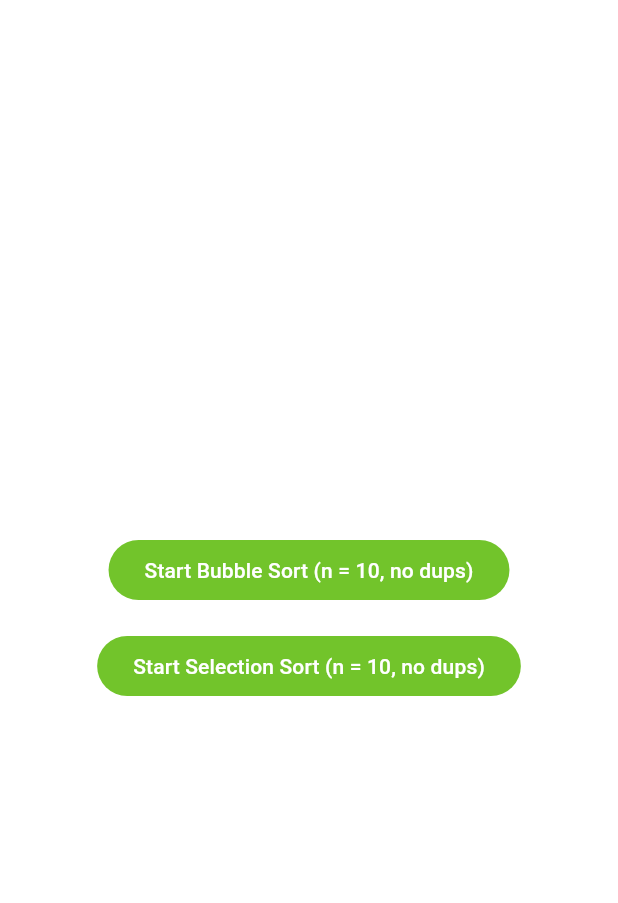
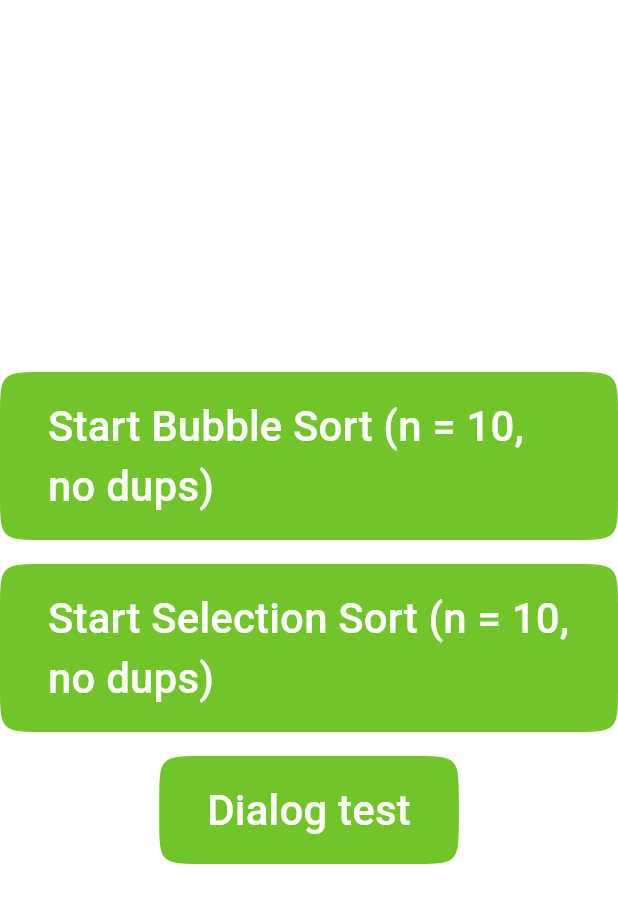
Before and after one commit to h3x4d3c1m4l/AlgoLab, a Flutter app: the screen it shows after launch, on a phone screen of 412 x 824 dp. Shown: the top 903 px of the screen. Run offline on Flutter 3.47's test engine with Material 3 defaults, Android fonts, the phone set to English and light mode, and no system bars; our stand-ins replace auto_route, fast_immutable_collections, flutter_mobx, freezed_annotation, google_fonts, mobx; generated files the repository leaves out were written again.

Commit message:
Add custom Scaffold, change fonts

```diff
--- a/lib/algo_lab_theme.dart
+++ b/lib/algo_lab_theme.dart
@@ -1,9 +1,22 @@
 import 'package:flutter/material.dart';
+import 'package:google_fonts/google_fonts.dart';
 
 class AlgoLabTheme {
+  static const Color primaryColor = Color(0xFF72C42B);
 
   static ThemeData get theme => ThemeData.from(
-    colorScheme: ColorScheme.highContrastLight(primary: Color(0xFF72C42B)),
+    colorScheme: ColorScheme.highContrastLight(primary: primaryColor),
+  ).copyWith(
+    textTheme: GoogleFonts.enriquetaTextTheme().copyWith(
+      headlineSmall: GoogleFonts.sueEllenFrancisco(fontSize: 48),
+      labelLarge: GoogleFonts.sueEllenFrancisco(fontSize: 28),
+    ),
+    dialogTheme: DialogThemeData(
+      shape: ContinuousRectangleBorder(borderRadius: BorderRadiusGeometry.circular(64))
+    ),
+    filledButtonTheme: FilledButtonThemeData(style: FilledButton.styleFrom(
+      padding: EdgeInsets.symmetric(horizontal: 32, vertical: 16),
+      shape: ContinuousRectangleBorder(borderRadius: BorderRadiusGeometry.circular(32)),
+    )),
   );
-
 }
--- /dev/null
+++ b/lib/views/components/algo_lab_scaffold.dart
@@ -0,0 +1,60 @@
+import 'package:flutter/material.dart';
+
+class AlgoLabScaffold extends StatelessWidget {
+
+  final Widget? appBarLeading;
+  final String? appBarTitle;
+  final Widget? appBarTrailing;
+  final Widget body;
+  final Widget? bottomBarLeading;
+  final Widget? bottomBarMiddle;
+  final Widget? bottomBarTrailing;
+
+  const AlgoLabScaffold({super.key, this.appBarLeading, this.appBarTitle, this.appBarTrailing, required this.body, this.bottomBarLeading, this.bottomBarMiddle, this.bottomBarTrailing});
+
+  @override
+  Widget build(BuildContext context) {
+    return Scaffold(
+      appBar: _AppBar(
+        leading: appBarLeading,
+        middle: appBarTitle != null ? Text(appBarTitle!, style: Theme.of(context).textTheme.titleLarge) : null,
+        trailing: appBarTrailing,
+      ),
+      body: Align(
+        alignment: Alignment.topCenter,
+        child: SizedBox(width: 1200, child: body),
+      ),
+      bottomNavigationBar: _AppBar(leading: bottomBarLeading, middle: bottomBarMiddle, trailing: bottomBarTrailing),
+    );
+  }
+
+}
+
+class _AppBar extends StatelessWidget implements PreferredSizeWidget {
+
+  final Widget? leading;
+  final Widget? middle;
+  final Widget? trailing;
+
+  const _AppBar({this.leading, this.middle, this.trailing});
+
+  @override
+  Widget build(BuildContext context) {
+    return Container(
+      height: 64,
+      alignment: Alignment.center,
+      child: SizedBox(
+        width: 1200,
+        child: NavigationToolbar(
+          leading: leading,
+          middle: middle,
+          trailing: trailing,
+        ),
+      ),
+    );
+  }
+
+  @override
+  Size get preferredSize => Size.fromHeight(64);
+
+}
--- a/lib/views/dashboard_screen/dashboard_screen_view.dart
+++ b/lib/views/dashboard_screen/dashboard_screen_view.dart
@@ -1,9 +1,12 @@
 import 'package:algolab/algorithms/sorting/bubble_sort.dart';
 import 'package:algolab/algorithms/sorting/selection_sort.dart';
 import 'package:algolab/app_router.gr.dart';
+import 'package:algolab/views/base/dialog_helper.dart';
 import 'package:algolab/views/base/screen_view_base.dart';
+import 'package:algolab/views/components/algo_lab_scaffold.dart';
 import 'package:algolab/views/dashboard_screen/dashboard_screen_controller.dart';
 import 'package:algolab/views/dashboard_screen/dashboard_screen_view_model.dart';
+import 'package:auto_route/auto_route.dart';
 import 'package:flutter/material.dart';
 
 class DashboardScreenView extends ScreenViewBase<DashboardScreenViewModel, DashboardScreenController> {
@@ -16,7 +19,7 @@ class DashboardScreenView extends ScreenViewBase<DashboardScreenViewModel, Dashb
 
   @override
   Widget get body {
-    return Scaffold(body: SizedBox.expand(
+    return AlgoLabScaffold(body: SizedBox.expand(
       child: Column(
         mainAxisAlignment: MainAxisAlignment.center,
         spacing: 16,
@@ -27,6 +30,17 @@ class DashboardScreenView extends ScreenViewBase<DashboardScreenViewModel, Dashb
           FilledButton(onPressed: () {
             router.push(SortingPracticeRoute(numberCount: 10, allowDuplicateNumbers: false, algorithm: SelectionSort()));
           }, child: Text("Start Selection Sort (n = 10, no dups)")),
+          FilledButton(onPressed: () {
+            showAlgoLabDialog(context: context, builder: (_) {
+              return AlertDialog(
+                title: Text("This is title!"),
+                content: Text("Testtest\n\nTest blablabalba"),
+                actions: [
+                  FilledButton(onPressed: () => context.pop(), child: Text('Ok!')),
+                ],
+              );
+            });
+          }, child: Text("Dialog test")),
         ],
       ),
     ));
--- a/lib/views/sorting_practice_screen/sorting_practice_screen_view.dart
+++ b/lib/views/sorting_practice_screen/sorting_practice_screen_view.dart
@@ -1,4 +1,5 @@
 import 'package:algolab/views/base/screen_view_base.dart';
+import 'package:algolab/views/components/algo_lab_scaffold.dart';
 import 'package:algolab/views/sorting_practice_screen/components/sort_step_display.dart';
 import 'package:algolab/views/sorting_practice_screen/sorting_practice_screen_controller.dart';
 import 'package:algolab/views/sorting_practice_screen/sorting_practice_screen_view_model.dart';
@@ -16,10 +17,8 @@ class SortingPracticeScreenView extends ScreenViewBase<SortingPracticeScreenView
 
   @override
   Widget get body {
-    return Scaffold(
-      appBar: AppBar(
-        title: Text("Practicing: ${viewModel.algorithm.name}"),
-      ),
+    return AlgoLabScaffold(
+      appBarTitle: "Practicing: ${viewModel.algorithm.name}",
       body: SingleChildScrollView(
         padding: EdgeInsets.symmetric(horizontal: 32),
         controller: controller.tableScrollController,
@@ -49,17 +48,7 @@ class SortingPracticeScreenView extends ScreenViewBase<SortingPracticeScreenView
           ),
         ),
       ),
-      bottomNavigationBar: SizedBox(
-        height: 60,
-        child: AppBar(
-          automaticallyImplyLeading: false,
-          title: Text(viewModel.bottomText),
-          backgroundColor: Colors.lightGreenAccent[100],
-          actions: [
-
-          ],
-        ),
-      ),
+      bottomBarMiddle: Text(viewModel.bottomText),
     );
   }
 
```
